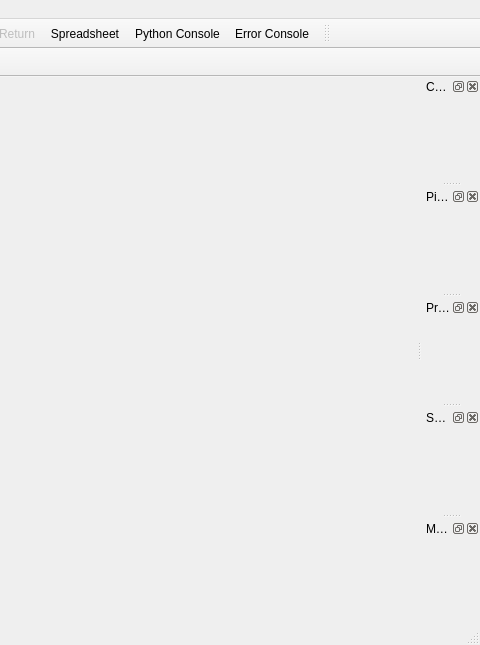
Qt form vvMainWindow.ui (Kitware/VeloView) before a commit; both pictures show x 590 to 1070 and y 0 to 645 of the 1070 by 645 pixel window.
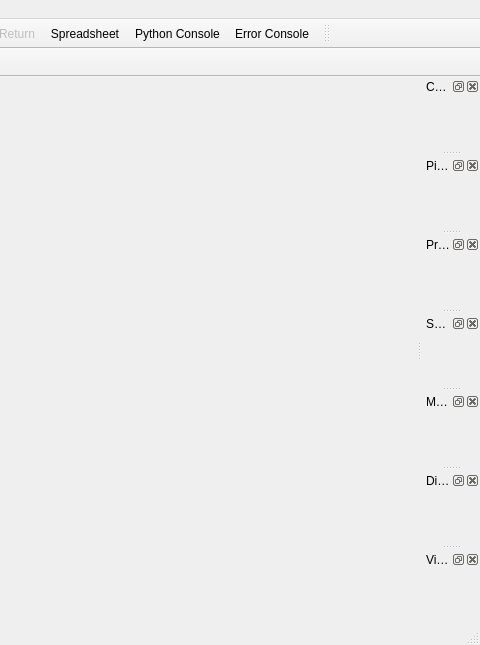
The same form after that commit. Icons and pictures are not drawn. Custom widgets are drawn as their Qt base class.

Commit message: Separate the PropertyPanel in 3 Panel: Property, View, Display

```diff
--- a/vvMainWindow.ui
+++ b/vvMainWindow.ui
@@ -298,6 +298,24 @@
    </attribute>
    <widget class="pqProxyInformationWidget" name="proxyInformationWidget"/>
   </widget>
+  <widget class="QDockWidget" name="displayPropertiesDock">
+   <property name="windowTitle">
+    <string>Display</string>
+   </property>
+   <attribute name="dockWidgetArea">
+    <number>2</number>
+   </attribute>
+   <widget class="pqPropertiesPanel" name="displayPropertiesPanel"/>
+  </widget>
+  <widget class="QDockWidget" name="viewPropertiesDock">
+   <property name="windowTitle">
+    <string>View</string>
+   </property>
+   <attribute name="dockWidgetArea">
+    <number>2</number>
+   </attribute>
+   <widget class="pqPropertiesPanel" name="viewPropertiesPanel"/>
+  </widget>
   <action name="actionE_xit">
    <property name="text">
     <string>E&amp;xit</string>
```
Left out of the diff: 2 changed lines with no effect on the pictures. The commit also changes 1 other file.
